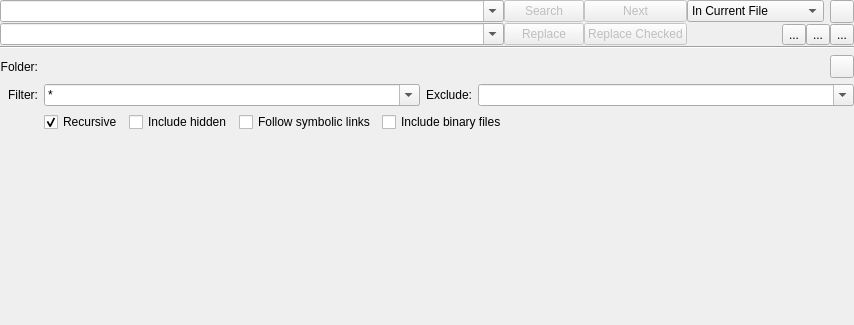
First picture: the form in addons/search/search.ui, repository KDE/kate, before the edit.
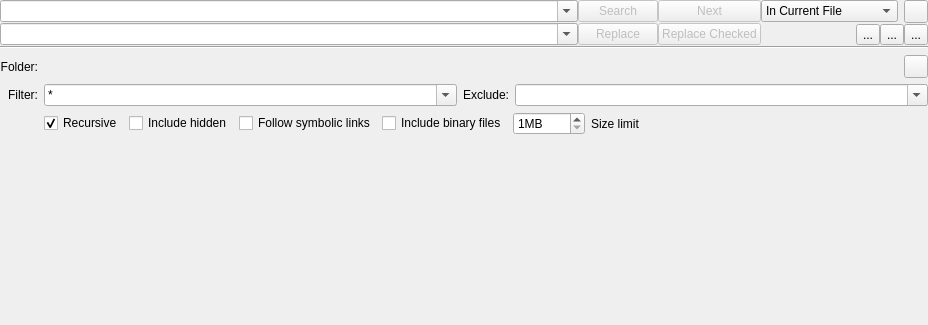
Second picture: the form after the edit. Custom widgets are drawn as their Qt base class.

Commit message: add size limit config option to search in files

The edit to the form file:
```diff
--- a/addons/search/search.ui
+++ b/addons/search/search.ui
@@ -6,7 +6,7 @@
    <rect>
     <x>0</x>
     <y>0</y>
-    <width>854</width>
+    <width>928</width>
     <height>325</height>
    </rect>
   </property>
@@ -459,6 +459,26 @@
               </property>
              </widget>
             </item>
+            <item>
+             <widget class="QSpinBox" name="sizeLimitSpinBox">
+              <property name="suffix">
+               <string>MB</string>
+              </property>
+              <property name="minimum">
+               <number>1</number>
+              </property>
+              <property name="maximum">
+               <number>8192</number>
+              </property>
+             </widget>
+            </item>
+            <item>
+             <widget class="QLabel" name="label">
+              <property name="text">
+               <string>Size limit</string>
+              </property>
+             </widget>
+            </item>
             <item>
              <spacer name="horizontalSpacer_2">
               <property name="orientation">
@@ -489,16 +509,16 @@
    <extends>QComboBox</extends>
    <header>kcombobox.h</header>
   </customwidget>
-  <customwidget>
-   <class>KUrlRequester</class>
-   <extends>QWidget</extends>
-   <header>kurlrequester.h</header>
-  </customwidget>
   <customwidget>
    <class>KUrlComboRequester</class>
    <extends>KUrlRequester</extends>
    <header>kurlrequester.h</header>
   </customwidget>
+  <customwidget>
+   <class>KUrlRequester</class>
+   <extends>QWidget</extends>
+   <header>kurlrequester.h</header>
+  </customwidget>
  </customwidgets>
  <tabstops>
   <tabstop>searchCombo</tabstop>
```
Left out of the diff: 10 changed lines with no effect on the pictures. The commit also changes 4 other files.
